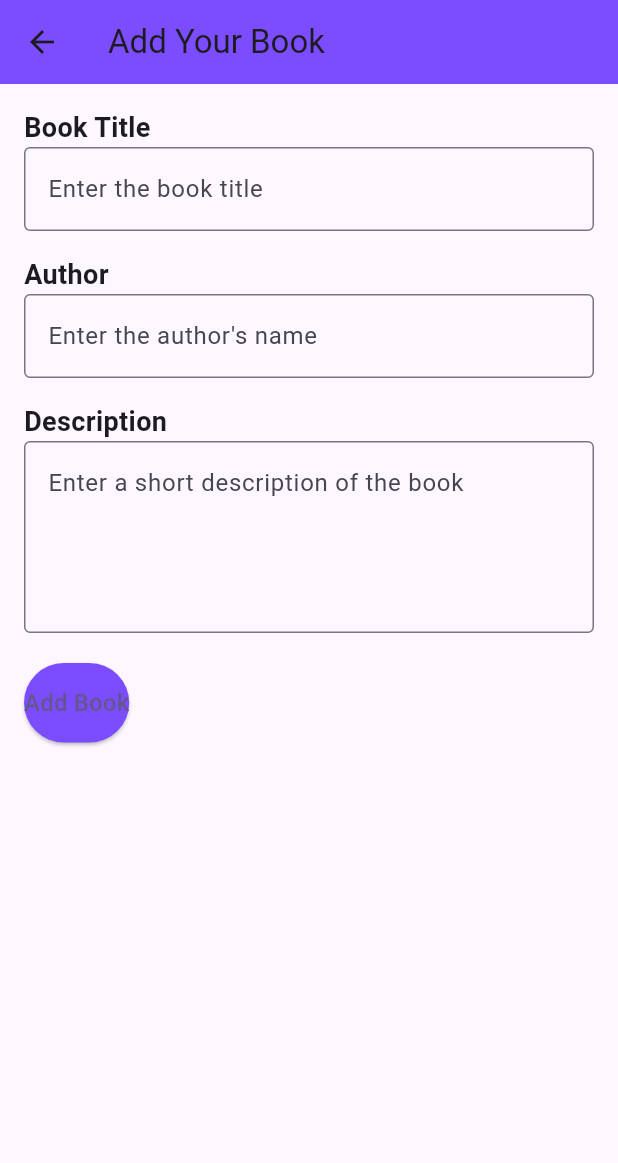
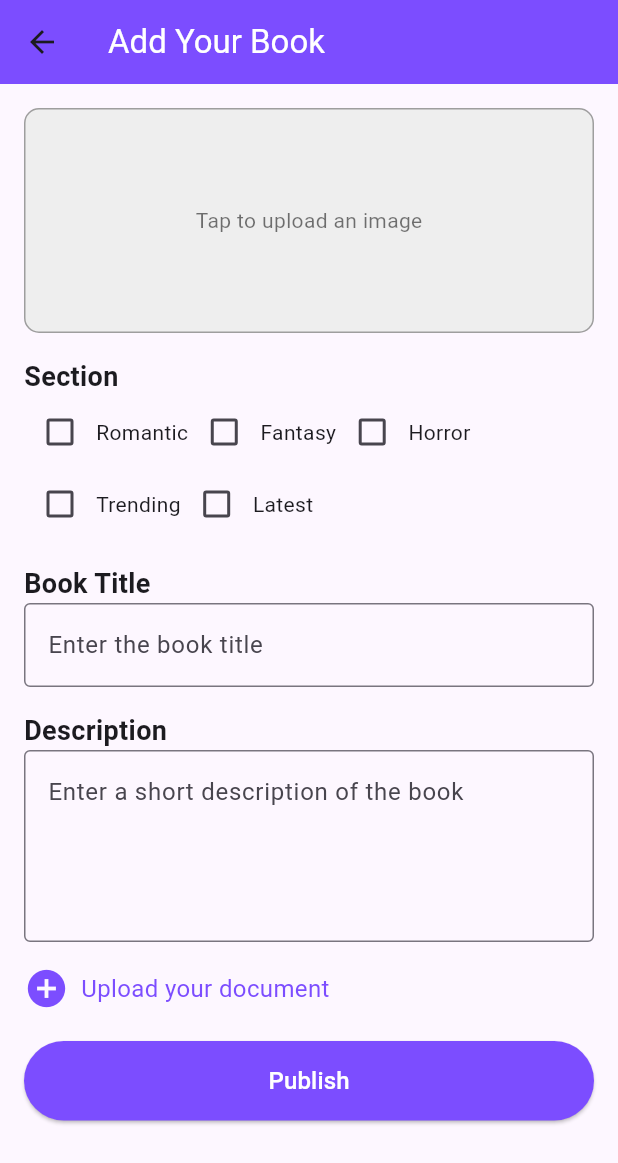
Before and after one commit to movindu477/PageTurner-App, a Flutter app: the AddYourBookPage screen opened directly, on a phone screen of 412 x 824 dp. Shown: the top 1163 px of the screen. Run offline on Flutter 3.47's test engine with Material 3 defaults, Android fonts, the phone set to English and light mode, and no system bars; our stand-ins replace file_picker.

Commit message:
Pencil icon page correct add a book page success

```diff
--- a/lib/addyourbook_page.dart
+++ b/lib/addyourbook_page.dart
@@ -1,4 +1,5 @@
 import 'package:flutter/material.dart';
+import 'package:file_picker/file_picker.dart' as file_picker;
 
 class AddYourBookPage extends StatefulWidget {
   const AddYourBookPage({super.key});
@@ -10,28 +11,46 @@ class AddYourBookPage extends StatefulWidget {
 class _AddYourBookPageState extends State<AddYourBookPage> {
   final _formKey = GlobalKey<FormState>();
   final TextEditingController _titleController = TextEditingController();
-  final TextEditingController _authorController = TextEditingController();
   final TextEditingController _descriptionController = TextEditingController();
+  String? _selectedFile;
+  String? _selectedImage;
+  List<String> _selectedSections = [];
+  final List<String> _sections = ["Romantic", "Fantasy", "Horror", "Trending", "Latest"];
 
   @override
   void dispose() {
     _titleController.dispose();
-    _authorController.dispose();
     _descriptionController.dispose();
     super.dispose();
   }
 
-  // Sample method to save a book (you can replace it with actual logic)
-  void _saveBook() {
+  void _pickFile() async {
+    file_picker.FilePickerResult? result = await file_picker.FilePicker.platform.pickFiles();
+    if (result != null) {
+      setState(() {
+        _selectedFile = result.files.single.name;
+      });
+    }
+  }
+
+  void _pickImage() async {
+    file_picker.FilePickerResult? result = await file_picker.FilePicker.platform.pickFiles(type: file_picker.FileType.image);
+    if (result != null) {
+      setState(() {
+        _selectedImage = result.files.single.name;
+      });
+    }
+  }
+
+  void _publishBook() {
     if (_formKey.currentState?.validate() ?? false) {
-      // Here you can add logic to save the book details
       print('Title: ${_titleController.text}');
-      print('Author: ${_authorController.text}');
       print('Description: ${_descriptionController.text}');
-
-      // Optionally show a success message or navigate back
+      print('Sections: ${_selectedSections.join(", ")}');
+      print('Selected File: $_selectedFile');
+      print('Selected Image: $_selectedImage');
       ScaffoldMessenger.of(context).showSnackBar(
-        const SnackBar(content: Text('Book Added Successfully!')),
+        const SnackBar(content: Text('Book Published Successfully!')),
       );
     }
   }
@@ -40,20 +59,67 @@ class _AddYourBookPageState extends State<AddYourBookPage> {
   Widget build(BuildContext context) {
     return Scaffold(
       appBar: AppBar(
-        title: const Text("Add Your Book"),
+        title: const Text(
+          "Add Your Book",
+          style: TextStyle(color: Colors.white), // Changed text color
+        ),
         backgroundColor: Colors.deepPurpleAccent,
       ),
-      body: Padding(
+        body: Padding(
         padding: const EdgeInsets.all(16.0),
         child: Form(
           key: _formKey,
           child: Column(
             crossAxisAlignment: CrossAxisAlignment.start,
             children: [
-              const Text(
-                'Book Title',
-                style: TextStyle(fontSize: 18, fontWeight: FontWeight.bold),
+              GestureDetector(
+                onTap: _pickImage,
+                child: Container(
+                  height: 150,
+                  width: double.infinity,
+                  decoration: BoxDecoration(
+                    border: Border.all(color: Colors.grey),
+                    borderRadius: BorderRadius.circular(10),
+                    color: Colors.grey[200],
+                  ),
+                  child: Center(
+                    child: _selectedImage == null
+                        ? const Text("Tap to upload an image", style: TextStyle(color: Colors.black54))
+                        : Text(_selectedImage!, style: TextStyle(color: Colors.black87)),
+                  ),
+                ),
               ),
+              const SizedBox(height: 16),
+              const Text("Section", style: TextStyle(fontSize: 18, fontWeight: FontWeight.bold)),
+              Wrap(
+                children: _sections.map((section) {
+                  return Row(
+                    mainAxisSize: MainAxisSize.min,
+                    children: [
+                      Checkbox(
+                        value: _selectedSections.contains(section),
+                        onChanged: (bool? selected) {
+                          setState(() {
+                            if (selected == true) {
+                              _selectedSections.add(section);
+                            } else {
+                              _selectedSections.remove(section);
+                            }
+                          });
+                        },
+                      ),
+                      Text(section),
+                    ],
+                  );
+                }).toList(),
+              ),
+              if (_selectedSections.isNotEmpty)
+                Padding(
+                  padding: const EdgeInsets.only(top: 8.0),
+                  child: Text("Selected: ${_selectedSections.join(", ")}", style: TextStyle(fontSize: 14, color: Colors.black87)),
+                ),
+              const SizedBox(height: 16),
+              const Text("Book Title", style: TextStyle(fontSize: 18, fontWeight: FontWeight.bold)),
               TextFormField(
                 controller: _titleController,
                 decoration: const InputDecoration(
@@ -68,28 +134,7 @@ class _AddYourBookPageState extends State<AddYourBookPage> {
                 },
               ),
               const SizedBox(height: 16),
-              const Text(
-                'Author',
-                style: TextStyle(fontSize: 18, fontWeight: FontWeight.bold),
-              ),
-              TextFormField(
-                controller: _authorController,
-                decoration: const InputDecoration(
-                  border: OutlineInputBorder(),
-                  hintText: 'Enter the author\'s name',
-                ),
-                validator: (value) {
-                  if (value == null || value.isEmpty) {
-                    return 'Please enter the author name';
-                  }
-                  return null;
-                },
-              ),
-              const SizedBox(height: 16),
-              const Text(
-                'Description',
-                style: TextStyle(fontSize: 18, fontWeight: FontWeight.bold),
-              ),
+              const Text("Description", style: TextStyle(fontSize: 18, fontWeight: FontWeight.bold)),
               TextFormField(
                 controller: _descriptionController,
                 maxLines: 4,
@@ -104,16 +149,32 @@ class _AddYourBookPageState extends State<AddYourBookPage> {
                   return null;
                 },
               ),
+              const SizedBox(height: 16),
+              GestureDetector(
+                onTap: _pickFile,
+                child: Row(
+                  children: const [
+                    Icon(Icons.add_circle, size: 30, color: Colors.deepPurpleAccent),
+                    SizedBox(width: 8),
+                    Text("Upload your document", style: TextStyle(fontSize: 16, color: Colors.deepPurpleAccent)),
+                  ],
+                ),
+              ),
+              if (_selectedFile != null)
+                Padding(
+                  padding: const EdgeInsets.only(top: 8.0),
+                  child: Text("Selected file: $_selectedFile", style: TextStyle(fontSize: 14, color: const Color.fromARGB(255, 255, 255, 255))),
+                ),
               const SizedBox(height: 20),
-              ElevatedButton(
-                onPressed: _saveBook,
-                style: ElevatedButton.styleFrom(
-                  backgroundColor: Colors.deepPurpleAccent,
-                  padding: const EdgeInsets.symmetric(vertical: 15),
-                ),
-                child: const Text(
-                  'Add Book',
-                  style: TextStyle(fontSize: 16),
+              SizedBox(
+                width: double.infinity, // Increase button width
+                child: ElevatedButton(
+                  onPressed: _publishBook,
+                  style: ElevatedButton.styleFrom(
+                    backgroundColor: Colors.deepPurpleAccent,
+                    padding: const EdgeInsets.symmetric(vertical: 15),
+                  ),
+                  child: const Text("Publish", style: TextStyle(fontSize: 16, color: Colors.white)),
                 ),
               ),
             ],
--- a/pubspec.yaml
+++ b/pubspec.yaml
@@ -18,6 +18,7 @@ dependencies:
   fluttertoast: ^8.2.4
   cupertino_icons: ^1.0.8
   http: ^1.3.0
+  file_picker: ^8.0.0
 
 dev_dependencies:
   flutter_test:
```
Also changed, not shown: pubspec.lock, 1 other file.
